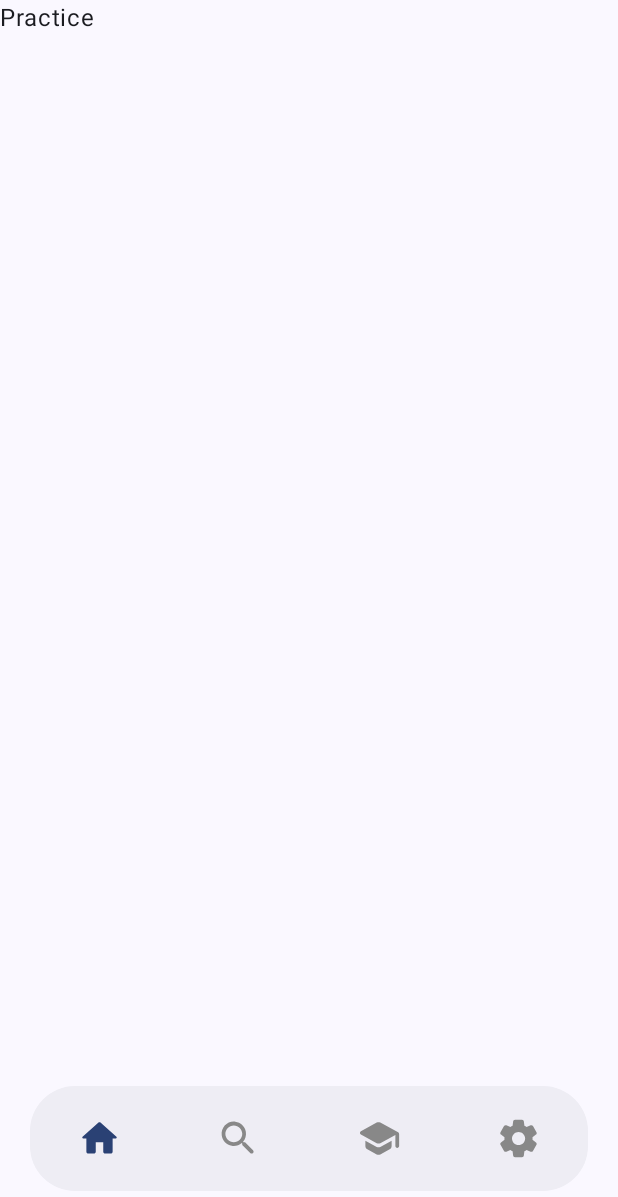
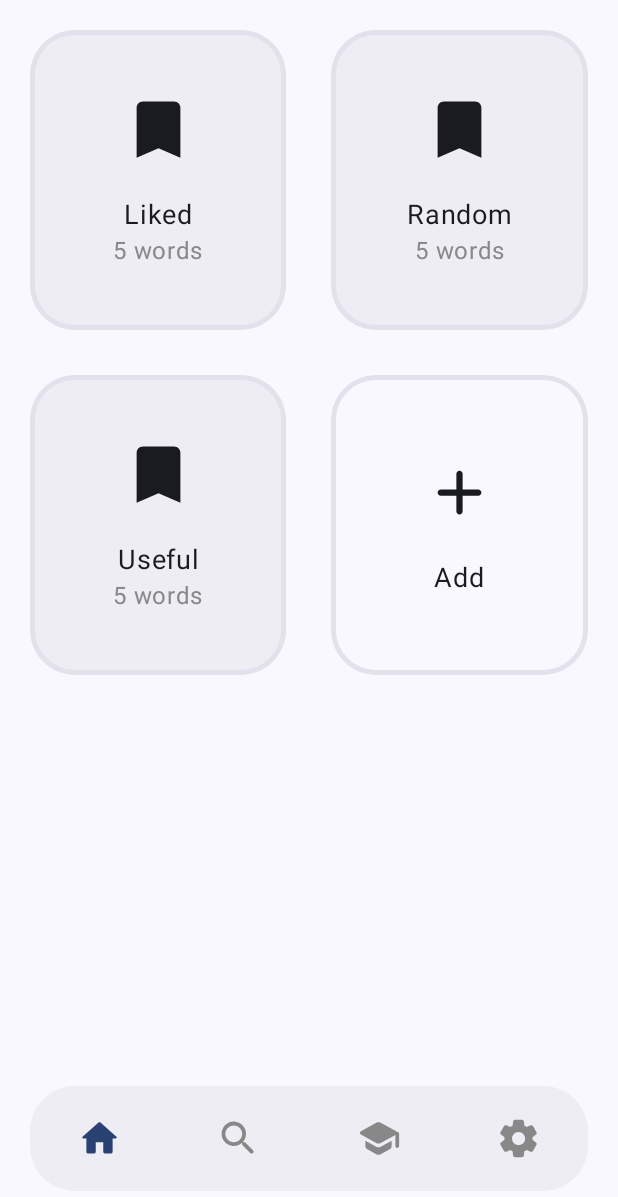
Before and after one commit to aki-masaki/Vocabulary, an Android app built with Jetpack Compose: the Practice screen opened through its navigation route, on a phone screen of 412 x 824 dp. Shown: the top 1197 px of the screen. Run offline under Robolectric (Android 15) with nearby library versions, the phone set to English and light mode, and no system bars; our stand-ins replace Room's generated code.

Commit message:
Introduces collections

```diff
--- a/app/src/main/java/com/niki/vocabulary/MainActivity.kt
+++ b/app/src/main/java/com/niki/vocabulary/MainActivity.kt
@@ -25,6 +25,7 @@ import androidx.navigation.compose.rememberNavController
 import androidx.navigation.navArgument
 import androidx.room.Room
 import com.niki.vocabulary.data.AppDatabase
+import com.niki.vocabulary.ui.composables.CollectionsScreen
 import com.niki.vocabulary.ui.composables.CsvImport
 import com.niki.vocabulary.ui.composables.HomeScreen
 import com.niki.vocabulary.ui.composables.NavigationBar
@@ -83,7 +84,8 @@ class MainActivity : ComponentActivity() {
                 }) { innerPadding ->
                     NavHost(
                         navController = navController,
-                        startDestination = "${NavigationItem.Home.route}/-1",
+                        //startDestination = "${NavigationItem.Home.route}/-1",
+                        startDestination = NavigationItem.Practice.route,
                         modifier = Modifier.padding(innerPadding)
                     ) {
                         composable(
@@ -105,7 +107,7 @@ class MainActivity : ComponentActivity() {
                                 })
                         }
                         composable(NavigationItem.Practice.route) {
-                            Text(text = "Practice")
+                            CollectionsScreen(db)
                         }
                         composable(NavigationItem.Settings.route) {
                             Text(text = "Settings")
--- /dev/null
+++ b/app/src/main/java/com/niki/vocabulary/data/entity/Collection.kt
@@ -0,0 +1,13 @@
+package com.niki.vocabulary.data.entity
+
+import androidx.room.ColumnInfo
+import androidx.room.Entity
+import androidx.room.PrimaryKey
+
+@Entity
+data class Collection(
+    @PrimaryKey(autoGenerate = true) val id: Int,
+    @ColumnInfo(name = "name") val name: String,
+) {
+    constructor(name: String) : this(0, name)
+}
--- /dev/null
+++ b/app/src/main/java/com/niki/vocabulary/ui/composables/CollectionsScreen.kt
@@ -0,0 +1,169 @@
+package com.niki.vocabulary.ui.composables
+
+import androidx.compose.foundation.BorderStroke
+import androidx.compose.foundation.background
+import androidx.compose.foundation.border
+import androidx.compose.foundation.layout.Arrangement
+import androidx.compose.foundation.layout.Box
+import androidx.compose.foundation.layout.Column
+import androidx.compose.foundation.layout.Row
+import androidx.compose.foundation.layout.fillMaxSize
+import androidx.compose.foundation.layout.height
+import androidx.compose.foundation.layout.padding
+import androidx.compose.foundation.layout.size
+import androidx.compose.foundation.layout.width
+import androidx.compose.foundation.shape.RoundedCornerShape
+import androidx.compose.material.icons.Icons
+import androidx.compose.material.icons.rounded.Add
+import androidx.compose.material.icons.rounded.Bookmark
+import androidx.compose.material3.Icon
+import androidx.compose.material3.MaterialTheme
+import androidx.compose.material3.Text
+import androidx.compose.runtime.Composable
+import androidx.compose.runtime.LaunchedEffect
+import androidx.compose.runtime.getValue
+import androidx.compose.runtime.mutableStateOf
+import androidx.compose.runtime.remember
+import androidx.compose.runtime.rememberCoroutineScope
+import androidx.compose.runtime.setValue
+import androidx.compose.ui.Alignment
+import androidx.compose.ui.Modifier
+import androidx.compose.ui.draw.clip
+import androidx.compose.ui.graphics.Color
+import androidx.compose.ui.unit.dp
+import androidx.compose.ui.unit.sp
+import com.niki.vocabulary.data.AppDatabase
+import com.niki.vocabulary.data.entity.Collection
+import com.niki.vocabulary.data.entity.relations.CollectionEntryCrossRef
+import kotlinx.coroutines.launch
+
+@Composable
+fun CollectionCard(collection: Collection, modifier: Modifier = Modifier) {
+    Box(
+        modifier = modifier
+            .clip(shape = RoundedCornerShape(30.dp))
+            .border(
+                BorderStroke(3.dp, MaterialTheme.colorScheme.surfaceVariant),
+                shape = RoundedCornerShape(30.dp)
+            )
+            .width(100.dp)
+            .height(200.dp)
+            .background(MaterialTheme.colorScheme.surfaceContainer)
+    ) {
+        Column(
+            modifier = Modifier.fillMaxSize(),
+            horizontalAlignment = Alignment.CenterHorizontally,
+            verticalArrangement = Arrangement.spacedBy(
+                20.dp,
+                alignment = Alignment.CenterVertically
+            )
+        ) {
+            Icon(
+                Icons.Rounded.Bookmark,
+                contentDescription = "Icon",
+                modifier = Modifier.size(50.dp)
+            )
+
+            Column(horizontalAlignment = Alignment.CenterHorizontally) {
+                Text(text = collection.name, fontSize = 18.sp)
+                Text(text = "5 words", color = Color.Gray)
+            }
+        }
+    }
+}
+
+@Composable
+fun AddCollectionCard(modifier: Modifier = Modifier) {
+    Box(
+        modifier = modifier
+            .clip(shape = RoundedCornerShape(30.dp))
+            .border(
+                BorderStroke(3.dp, MaterialTheme.colorScheme.surfaceVariant),
+                shape = RoundedCornerShape(30.dp)
+            )
+            .width(100.dp)
+            .height(200.dp)
+    ) {
+        Column(
+            modifier = Modifier.fillMaxSize(),
+            horizontalAlignment = Alignment.CenterHorizontally,
+            verticalArrangement = Arrangement.spacedBy(
+                20.dp,
+                alignment = Alignment.CenterVertically
+            )
+        ) {
+            Icon(Icons.Rounded.Add, contentDescription = "Icon", modifier = Modifier.size(50.dp))
+
+            Column(horizontalAlignment = Alignment.CenterHorizontally) {
+                Text(text = "Add", fontSize = 18.sp)
+            }
+        }
+    }
+}
+
+@Composable
+fun CollectionsScreen(database: AppDatabase?) {
+    val coroutineScope = rememberCoroutineScope()
+
+    var collections by remember { mutableStateOf<List<Collection>>(listOf()) }
+
+    database?.let { db ->
+        val entryDao = db.entryDao()
+        val collectionDao = db.collectionDao()
+
+        LaunchedEffect(Unit) {
+            coroutineScope.launch {
+                val likedCollection = Collection(name = "Liked")
+                val randomCollection = Collection(name = "Random")
+                val usefulCollection = Collection(name = "Useful")
+
+                val entry = entryDao.getFirst()
+
+                collections = collectionDao.getAll()
+
+                if (collections.isEmpty()) {
+                    val collectionId = collectionDao.insert(likedCollection)
+                    collectionDao.insert(randomCollection)
+                    collectionDao.insert(usefulCollection)
+
+                    collectionDao.insertCollectionEntryCrossRef(
+                        CollectionEntryCrossRef(
+                            entry.id, collectionId.toInt()
+                        )
+                    )
+                }
+
+                collections = collectionDao.getAll()
+            }
+        }
+
+        Column(
+            modifier = Modifier.padding(20.dp), verticalArrangement = Arrangement.spacedBy(30.dp)
+        ) {
+            collections.forEachIndexed { index, _ ->
+                Row(
+                    horizontalArrangement = Arrangement.spacedBy(
+                        30.dp
+                    )
+                ) {
+                    if (index < collections.size - 2) {
+                        CollectionCard(
+                            collection = collections[index * 2], modifier = Modifier.weight(.5F)
+                        )
+
+                        CollectionCard(
+                            collection = collections[index + 1], modifier = Modifier.weight(.5F)
+                        )
+                    } else if (index == collections.size - 2) {
+                        CollectionCard(
+                            collection = collections[collections.size - 1],
+                            modifier = Modifier.weight(.5F)
+                        )
+
+                        AddCollectionCard(modifier = Modifier.weight(.5F))
+                    }
+                }
+            }
+        }
+    }
+}
```
Also changed, not shown: app/src/main/java/com/niki/vocabulary/data/AppDatabase.kt (+8 -1 lines), app/src/main/java/com/niki/vocabulary/data/dao/CollectionDao.kt (added, +25 -0 lines), app/src/main/java/com/niki/vocabulary/data/entity/relations/CollectionWithEntries.kt (added, +30 -0 lines).
